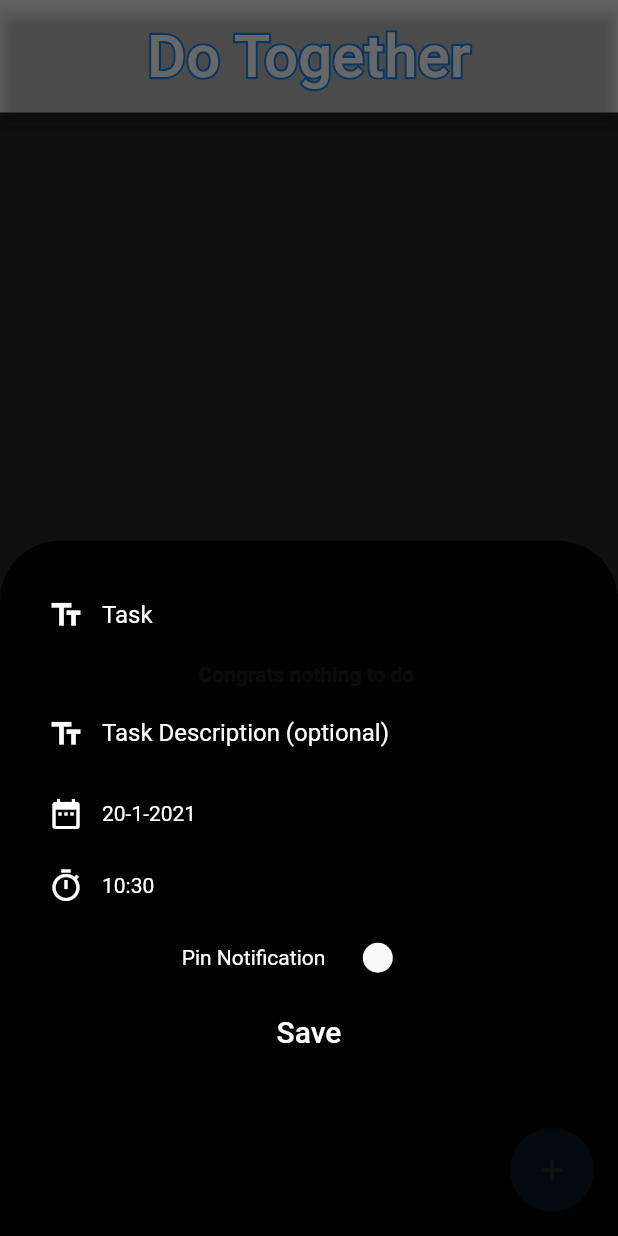
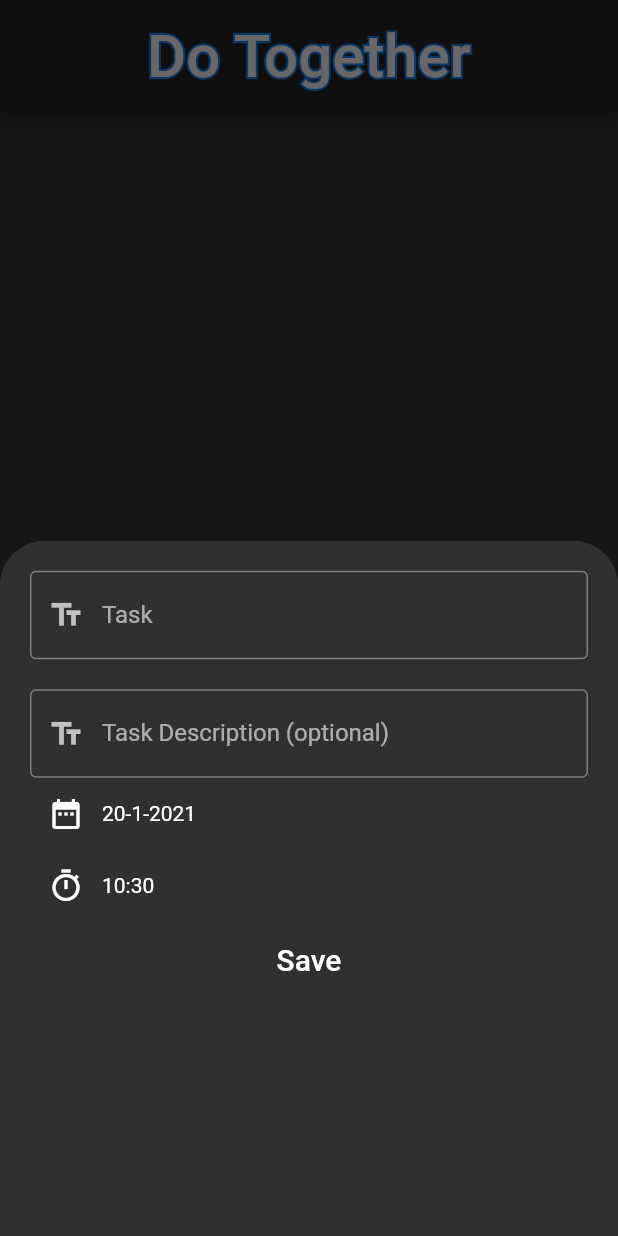
Before and after one commit to deepak-gup7a/do_together, a Flutter app: the screen it shows after launch, after a tap on the "add" icon, on a phone screen of 412 x 824 dp. Run offline on Flutter 3.47's test engine with Material 2 defaults, Android fonts, the phone set to English and light mode, and no system bars; our stand-ins replace sqflite; accounts and stored records are empty.

Commit message:
bugs fixed

```diff
--- a/lib/main.dart
+++ b/lib/main.dart
@@ -14,12 +14,12 @@ class MyApp extends StatelessWidget {
     return ChangeNotifierProvider(
       create: (BuildContext context)=>TaskData(),
       child: MaterialApp(
-          theme: ThemeData(
-            //primarySwatch: Colors.black87,
-            bottomSheetTheme: BottomSheetThemeData(
-                backgroundColor: Colors.black.withOpacity(0)),
-          ),
-       // theme: ThemeData.dark(),
+          // theme: ThemeData(
+          //   //primarySwatch: Colors.black87,
+          //   bottomSheetTheme: BottomSheetThemeData(
+          //       backgroundColor: Colors.black.withOpacity(0)),
+          // ),
+        theme: ThemeData.dark(),
         debugShowCheckedModeBanner: false,
         home: Home()
       ),
--- a/lib/models/task_data.dart
+++ b/lib/models/task_data.dart
@@ -4,26 +4,64 @@ import 'package:do_together/models/task.dart';
 import 'package:flutter/material.dart';
 
 class TaskData extends ChangeNotifier{
-  List<Task>_tasks = [];
 
-  int getTaskCount(){
-    if(_tasks!=null)
-      return _tasks.length;
-    return 0;
+  TaskData(){
+    fetchTaskFromDatabase();
   }
 
+  List<Task>_tasks = [];
+  List<Task>_allTasks = [];
+  List<Task>_doneTasks = [];
+  List<Task>_overdueTasks = [];
 
+  int getTaskCount() => _tasks.length;
+
+  int getAllTaskCount() => _allTasks.length;
+
+  int getDoneTaskCount() => _doneTasks.length;
+
+  int getOverdueTaskCount() => _overdueTasks.length;
+
+
+  //fetching from database
   Future<void> fetchTaskFromDatabase() async{
     DatabaseHelper db = DatabaseHelper();
-    _tasks = await db.getTaskFromDatabase();
-    if(_tasks != null)
+    _allTasks = await db.getTaskFromDatabase();
+    if(_allTasks != null){
+      _allTasks.sort((a,b)=>a.taskDeadline.isAfter(b.taskDeadline)==true?1:0);
+      DateTime dateTime = DateTime.now();
+      for(Task task in _allTasks){
+        if(task.isDone == true){
+          _doneTasks.add(task);
+        }else{
+          if(task.taskDeadline.isBefore(dateTime)){
+            _overdueTasks.add(task);
+          }
+          _tasks.add(task);
+        }
+      }
       notifyListeners();
+    }
   }
 
+  //return all lists
   UnmodifiableListView<Task>getTasks(){
     return UnmodifiableListView(_tasks);
   }
 
+  UnmodifiableListView<Task>getAllTasks(){
+    return UnmodifiableListView(_allTasks);
+  }
+
+  UnmodifiableListView<Task>getDoneTasks(){
+    return UnmodifiableListView(_doneTasks);
+  }
+
+  UnmodifiableListView<Task>getOverdueTasks(){
+    return UnmodifiableListView(_overdueTasks);
+  }
+
+  //add inn database
   Future<void>addInDatabase(Task task)async{
     DatabaseHelper db = DatabaseHelper();
     await db.insertTaskInDatabase(task);
@@ -31,13 +69,38 @@ class TaskData extends ChangeNotifier{
 
   void addTask(Task task){
     addInDatabase(task);
-    _tasks.add(task);
+    int index=-1;
+    for(int i=0;i<_tasks.length;++i){
+      if(task.taskDeadline.isBefore(_tasks[i].taskDeadline)){
+        index=i;
+      }
+    }
+    if(index == -1){
+      index=_tasks.length;
+    }
+    _tasks.insert(index,task);
+    _allTasks.add(task);
     notifyListeners();
   }
 
-  void updateTask(){
-    //update task
+
+  Future<void>updateInDatabase(Task oldTask,Task newTask)async{
+    DatabaseHelper db = DatabaseHelper();
+    await db.updateDatabase(oldTask, newTask);
   }
+
+  //update in database
+  void updateTask(Task oldTask,Task newTask){
+    deleteTask(oldTask);
+    addTask(newTask);
+    for(int i=0;i<_tasks.length;++i){
+      if(_tasks[i].taskName == oldTask.taskName){
+        _tasks[i] = newTask;
+      }
+    }
+  }
+
+  //delete from database
   Future<void>removeTaskFromDataBase(Task task)async{
     DatabaseHelper db = DatabaseHelper();
     await db.deleteTaskFromDataBase(task);
@@ -46,6 +109,20 @@ class TaskData extends ChangeNotifier{
   void deleteTask(Task task){
     removeTaskFromDataBase(task);
     _tasks.remove(task);
+    _allTasks.remove(task);
+    notifyListeners();
+  }
+
+  void doneTask(Task task){
+    for(int i=0;i<_tasks.length;++i){
+      if(_tasks[i].taskName == task.taskName){
+        _tasks.removeAt(i);
+        break;
+      }
+    }
+    _doneTasks.add(task);
+    deleteTask(Task(task.taskName,task.taskDescription,task.taskDeadline,false,task.remindOrNot));
+    addInDatabase(task);
     notifyListeners();
   }
 
--- a/lib/screens/AddTaskPage.dart
+++ b/lib/screens/AddTaskPage.dart
@@ -1,12 +1,14 @@
-
 import 'package:do_together/models/task.dart';
 import 'package:do_together/models/task_data.dart';
 import 'package:do_together/utills/TimeDate.dart';
-import 'package:flutter/cupertino.dart';
 import 'package:flutter/material.dart';
 import 'package:provider/provider.dart';
 
 class AddTaskForm extends StatefulWidget {
+  Task task = Task("", "", DateTime.now(), false, false);
+  bool forUpdate = false;
+  AddTaskForm({this.task,this.forUpdate});
+
   @override
   _AddTaskFormState createState() => _AddTaskFormState();
 }
@@ -15,57 +17,63 @@ class _AddTaskFormState extends State<AddTaskForm> {
 
   final _formKey = GlobalKey<FormState>();
   bool isRemind = false;
-  TextEditingController _taskNameController = TextEditingController();
-  TextEditingController _taskDescriptionController = TextEditingController();
-  DateTime _time= DateTime.now();
+  String tName = "", tDesc = "";
+  DateTime _time = DateTime.now();
+  bool dChange=false,tChange=false;
   TimeDate timeDate = TimeDate();
 
-  Future<void>getDate()async{
-    final DateTime picked= await showDatePicker(context: context, initialDate: DateTime.now(), firstDate: DateTime.now(), lastDate: DateTime(2030));
-    if(picked!=null){
+  Future<void> getDate() async {
+    final DateTime picked = await showDatePicker(
+        context: context,
+        initialDate: DateTime.now(),
+        firstDate: DateTime.now(),
+        lastDate: DateTime(2030));
+    if (picked != null) {
       setState(() {
-        _time = picked;
+        _time = timeDate.dateTimeFromDateTime(tChange==true?_time:widget.task.taskDeadline, picked);
+        dChange = true;
       });
     }
   }
 
-  Future<void>getTime()async{
-    final TimeOfDay picked = await showTimePicker(context: context, initialTime: timeDate.dateTimeToTimeOfDate(_time));
-    if(picked!=null){
+  Future<void> getTime() async {
+    final TimeOfDay picked = await showTimePicker(
+        context: context, initialTime: timeDate.dateTimeToTimeOfDate(_time));
+    if (picked != null) {
       setState(() {
-        _time = timeDate.timeOfDayToDateTime(_time,picked);
+        _time = timeDate.timeOfDayToDateTime(dChange==true?_time:widget.task.taskDeadline, picked);
+        tChange = true;
       });
     }
   }
 
   @override
   Widget build(BuildContext context) {
-    return Center(
-        child: Container(
-        decoration: BoxDecoration(
-          color: Colors.black87,
-          borderRadius: new BorderRadius.only(
-          topLeft: const Radius.circular(40.0),
-          topRight: const Radius.circular(40.0),
-         // bottomRight: const Radius.circular(40.0),
-         // bottomLeft: const Radius.circular(40.0),
-
-          ),),
-          //color: Colors.black87,
+    List<Task> tasks = Provider.of<TaskData>(context).getAllTasks();
+    return Scaffold(
+      //backgroundColor: Colors.transparent,
+      body: Container(
         padding: EdgeInsets.all(20.0),
         child: Form(
           key: _formKey,
           child: ListView(
-           //   mainAxisAlignment: MainAxisAlignment.center,
+            physics: ScrollPhysics(),
             children: [
               TextFormField(
-                  controller: _taskNameController,
+            //    style: TextStyle(color: Colors.white),
+                initialValue: widget.task.taskName,
+                onChanged: (value) {
+                  tName = value;
+                },
                 decoration: InputDecoration(
-                    hintStyle: TextStyle(color: Colors.white),
-                    labelStyle: TextStyle(color: Colors.white),
+                  // hintStyle: TextStyle(color: Colors.white),
+                  // labelStyle: TextStyle(color: Colors.white),
                   contentPadding: EdgeInsets.all(20.0),
                   border: OutlineInputBorder(),
-                    prefixIcon: Icon(Icons.text_fields, color: Colors.white,),
+                  prefixIcon: Icon(
+                    Icons.text_fields,
+         //           color: Colors.white,
+                  ),
                   labelText: "Task",
                   hintText: "Task Name",
                 ),
@@ -73,19 +81,34 @@ class _AddTaskFormState extends State<AddTaskForm> {
                   if (value.isEmpty) {
                     return 'Please Enter Task Name';
                   }
+                  if(widget.forUpdate == false){
+                    for (int i = 0; i < tasks.length; ++i) {
+                      if (tasks[i].taskName == value)
+                        return "Same name not allow";
+                    }
+                  }
                   return null;
                 },
               ),
-                SizedBox(height: 20.0,),
+              SizedBox(
+                height: 20.0,
+              ),
               TextFormField(
-                  controller: _taskDescriptionController,
+                initialValue: widget.task.taskDescription,
+          //      style: TextStyle(color: Colors.white),
+                onChanged: (value) {
+                  tDesc = value;
+                },
                 decoration: InputDecoration(
-                    hintStyle: TextStyle(color: Colors.white),
-                    labelStyle: TextStyle(color: Colors.white),
+                  // hintStyle: TextStyle(color: Colors.white),
+                  // labelStyle: TextStyle(color: Colors.white),
                   contentPadding: EdgeInsets.all(20.0),
                   border: OutlineInputBorder(),
                   isDense: false,
-                    prefixIcon: Icon(Icons.text_fields, color: Colors.white,),
+                  prefixIcon: Icon(
+                    Icons.text_fields,
+         //           color: Colors.white,
+                  ),
                   labelText: "Task Description (optional)",
                   hintText: "Task Description",
                 ),
@@ -93,10 +116,14 @@ class _AddTaskFormState extends State<AddTaskForm> {
               Container(
                 child: Row(
                   children: [
-                      IconButton(icon: Icon(Icons.date_range), onPressed:()=>getDate(), color: Colors.white,),
+                    IconButton(
+                      icon: Icon(Icons.date_range),
+                      onPressed: () => getDate(),
+         //             color: Colors.white,
+                    ),
                     Text(
-                          timeDate.getDateFromDateTime(_time),
-                        style: TextStyle(color: Colors.white),
+                      timeDate.getDateFromDateTime(dChange==false?widget.task.taskDeadline:_time),
+         //             style: TextStyle(color: Colors.white),
                     ),
                   ],
                 ),
@@ -104,35 +131,61 @@ class _AddTaskFormState extends State<AddTaskForm> {
               Container(
                 child: Row(
                   children: [
-                      IconButton(icon: Icon(Icons.timer_sharp), onPressed:()=>getTime(), color: Colors.white,),
-                      Text(timeDate.getTimeFromDateTime(_time), style: TextStyle(color: Colors.white),),
+                    IconButton(
+                      icon: Icon(Icons.timer_sharp),
+                      onPressed: () => getTime(),
+         //             color: Colors.white,
+                    ),
+                    Text(
+                      timeDate.getTimeFromDateTime(tChange==false?widget.task.taskDeadline:_time),
+       //                 style: TextStyle(color: Colors.white),
+                    ),
                   ],
                 ),
               ),
-                Row(
-                  mainAxisAlignment: MainAxisAlignment.center,
-                  children: [
-                    Text("Pin Notification",style: TextStyle(color: Colors.white),),
-                    SizedBox(width: 15.0,),
-                    Switch(value: isRemind, onChanged: (ch){
-                      setState(() {
-                        isRemind = ch;
-                      });
-                    }),
-                  ],
-                ),
+              // Row(
+              //   mainAxisAlignment: MainAxisAlignment.center,
+              //   children: [
+              //     Text(
+              //       "Pin Notification",
+              //       style: TextStyle(color: Colors.white),
+              //     ),
+              //     SizedBox(
+              //       width: 15.0,
+              //     ),
+              //     Switch(
+              //         value: isRemind||widget.task.remindOrNot,
+              //         onChanged: (value) {
+              //           setState(() {
+              //             isRemind = value;
+              //           });
+              //         }),
+              //   ],
+              // ),
               MaterialButton(
-                  color: Colors.black12,
+               // color: Colors.black12,
                 height: 50.0,
                 minWidth: 200.0,
-                  shape: RoundedRectangleBorder(borderRadius: BorderRadius.all(Radius.circular(20.0))),
+                shape: RoundedRectangleBorder(
+                    borderRadius: BorderRadius.all(Radius.circular(20.0))),
                 elevation: 5.0,
-                  child: Text("Save",
+                child: Text(
+                  "Save",
                   style: TextStyle(color: Colors.white, fontSize: 20.0),
                 ),
                 onPressed: () {
                   if (_formKey.currentState.validate()) {
-                      Provider.of<TaskData>(context,listen: false).addTask(Task(_taskNameController.text,_taskDescriptionController.text,_time,isRemind,false));
+                    if (tName == "") {
+                      tName = widget.task.taskName;
+                    }
+                    if (tDesc == "") {
+                      tDesc = widget.task.taskDescription;
+                    }
+                    if(widget.forUpdate == true){
+                      Provider.of<TaskData>(context,listen: false).updateTask(widget.task,Task(tName, tDesc, (dChange==true||tChange==true)?_time:widget.task.taskDeadline, isRemind, false));
+                    }else{
+                      Provider.of<TaskData>(context, listen: false).addTask(Task(tName, tDesc, (dChange==true||tChange==true)?_time:widget.task.taskDeadline, isRemind, false));
+                    }
                     Navigator.pop(context);
                   }
                 },
--- a/lib/screens/Home.dart
+++ b/lib/screens/Home.dart
@@ -1,10 +1,12 @@
+import 'package:do_together/models/task.dart';
 import 'package:do_together/models/task_data.dart';
+import 'package:do_together/screens/done_task_page.dart';
+import 'package:do_together/screens/overdue_task_page.dart';
 import 'package:do_together/screens/task_list_page.dart';
 import 'package:flutter/material.dart';
 import 'package:provider/provider.dart';
-
 import 'AddTaskPage.dart';
-import 'empty_list_page.dart';
+import 'task_list_page.dart';
 
 class Home extends StatefulWidget {
 
@@ -16,16 +18,12 @@ class _HomeState extends State<Home> {
 
   @override
   Widget build(BuildContext context) {
-
-    int taskListLength = Provider.of<TaskData>(context).getTaskCount();
-    if(taskListLength == 0)
-    Provider.of<TaskData>(context).fetchTaskFromDatabase();
-
+    int overdueTaskCount = Provider.of<TaskData>(context).getOverdueTaskCount();
+    int doneTaskCount = Provider.of<TaskData>(context).getDoneTaskCount();
     return Scaffold(
-      backgroundColor: Colors.white38,
       appBar: AppBar(
         centerTitle: true,
-        backgroundColor: Colors.black12,
+       // backgroundColor: Colors.black12,
         toolbarHeight: 75.0,
         title: Stack(
           children: <Widget>[
@@ -50,57 +48,42 @@ class _HomeState extends State<Home> {
         ),
       ),
       body: Container(
-        color: Colors.black87,
-        child: taskListLength == 0?EmptyList():TaskListPage(),
+       // color: Colors.black87,
+        //child: taskListLength == 0?EmptyList():TaskListPage(),
+        child: TaskListPage(),
       ),
       floatingActionButton: FloatingActionButton(
         child: Icon(Icons.add),
         onPressed: () {
           showModalBottomSheet(
+            elevation: 0.0,
+            shape: RoundedRectangleBorder(
+              borderRadius: BorderRadius.vertical(top: Radius.circular(30.0)),
+            ),
+            clipBehavior: Clip.antiAliasWithSaveLayer,
               context: context,
-              builder: (context) => AddTaskForm(),
+              builder: (context) => AddTaskForm(task:Task("","",DateTime.now(),false,false),forUpdate: false,),
           );
           }
-          )
+          ),
+      floatingActionButtonLocation: FloatingActionButtonLocation.centerDocked,
+      bottomNavigationBar: BottomAppBar(
+        notchMargin: 6.0,
+        shape: CircularNotchedRectangle(),
+        child: Row(
+          mainAxisSize: MainAxisSize.max,
+          mainAxisAlignment: MainAxisAlignment.spaceBetween,
+          children: [
+            MaterialButton(onPressed: (){
+              Navigator.of(context).push(MaterialPageRoute(builder: (context)=>OverDueTaskPage())) ;
+            },child: Text("Overdue : ${overdueTaskCount}",style: TextStyle(fontSize:20.0,color: Colors.redAccent),),),
+            MaterialButton(onPressed: (){
+              Navigator.of(context).push(MaterialPageRoute(builder: (context)=>DoneTaskPage()));
+            },child: Text("Done : ${doneTaskCount}",style: TextStyle(fontSize:20.0,color: Colors.greenAccent),),)
+          ],
+        ),
+      ),
     );
 
   }
 }
-//
-
-
-
-// Text(
-// 'Greetings, planet!',
-// style: TextStyle(
-// fontSize: 40,
-// foreground: Paint()
-// ..shader = ui.Gradient.linear(
-// const Offset(0, 20),
-// const Offset(150, 20),
-// <Color>[
-// Colors.red,
-// Colors.yellow,
-// ],
-// )
-// ),
-// )
-
-// Container(
-//   height: 80.0,
-//   width: 200.0,
-//   color: Colors.blueGrey,
-//   child: Center(
-//     child: Text(
-//       'TASK',
-//       style: TextStyle(
-//         fontWeight: FontWeight.bold,
-//         fontStyle: FontStyle.normal,
-//         color: Colors.white.withOpacity(1.0),
-//         //height: 2.0,
-//         fontSize: 40.0,
-//       ),
-//       //style: DefaultTextStyle.of(context).style.apply(fontSizeFactor: 1.2),
-//     ),
-//   ),
-// ),
--- a/lib/utills/TimeDate.dart
+++ b/lib/utills/TimeDate.dart
@@ -9,11 +9,15 @@ class TimeDate{
   }
 
   DateTime timeOfDayToDateTime(DateTime date,TimeOfDay time){
-    return DateTime(date.year,date.month,date.hour,time.hour,time.minute);
+    return DateTime(date.year,date.month,date.day,time.hour,time.minute);
   }
 
   TimeOfDay dateTimeToTimeOfDate(DateTime time){
     return TimeOfDay(hour: time.hour, minute: time.minute);
   }
 
+  DateTime dateTimeFromDateTime(DateTime time,DateTime picked){
+    return DateTime(picked.year,picked.month,picked.day,time.hour,time.minute);
+  }
+
 }
--- a/pubspec.yaml
+++ b/pubspec.yaml
@@ -13,7 +13,6 @@ dependencies:
   cupertino_icons: ^1.0.1
   provider: ^4.3.2+3
   sqflite: ^1.3.2+2
-  curved_navigation_bar: ^0.3.7
 
 dev_dependencies:
   flutter_test:
```
Also changed, not shown: lib/database/DatabaseHelper.dart (+11 -0 lines), lib/screens/done_task_page.dart (added, +25 -0 lines), lib/screens/overdue_task_page.dart (added, +25 -0 lines), lib/screens/task_list_page.dart (+64 -37 lines), pubspec.lock. Lines whose indentation alone changed are shown as unchanged.
